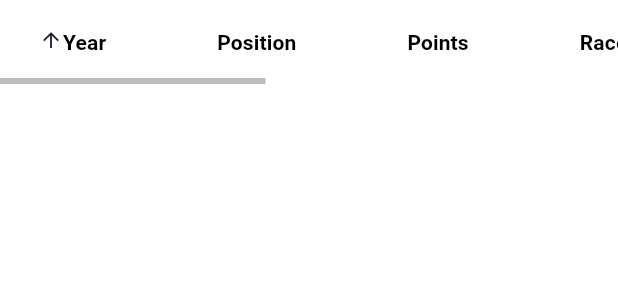
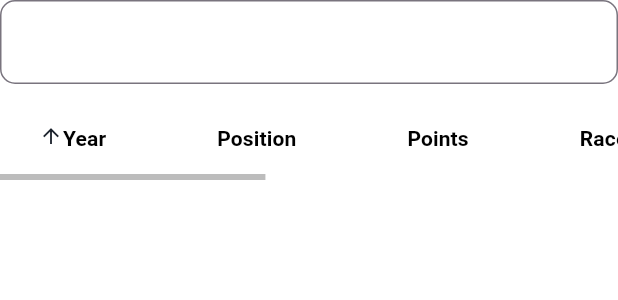
Before and after one commit to AlanMarsh99/sportsdataanalytics, a Flutter app: the DriverSeasonsTable widget shown alone on an empty page, opened directly with empty values, after a tap on "Year", on a phone screen of 412 x 824 dp. Shown: the top 300 px of the screen. Run offline on Flutter 3.47's test engine with Material 3 defaults, Android fonts, the phone set to English and light mode, and no system bars; our stand-ins replace carousel_slider, cloud_firestore, confetti, csv, dash_chat_2, firebase_auth and 6 more; missing offline and left inert: dart:html; accounts and stored records are empty; network calls fail; Roboto replaces fonts that are missing (Poppins).

Commit message:
Filtering for drivers screen table

```diff
--- a/frontend/lib/ui/widgets/tables/driver_seasons_table.dart
+++ b/frontend/lib/ui/widgets/tables/driver_seasons_table.dart
@@ -19,6 +19,8 @@ class _DriverSeasonsTableState extends State<DriverSeasonsTable> {
 
   // Mutable list to hold and sort the season results
   late List<Map<String, dynamic>> _seasonResults;
+  List<Map<String, dynamic>> filteredResultsList = [];
+  String filter = '';
 
   @override
   void initState() {
@@ -26,6 +28,25 @@ class _DriverSeasonsTableState extends State<DriverSeasonsTable> {
     // Initialize the mutable list from widget data
     _seasonResults = List<Map<String, dynamic>>.from(
         widget.data['season_results'] as List<dynamic>);
+    filteredResultsList = List.from(_seasonResults);
+  }
+
+  void updateFilter(String value) {
+    filter = value;
+    setState(() {
+      filteredResultsList = _seasonResults.where((result) {
+        final matchesYear = result['year']
+            .toString()
+            .toLowerCase()
+            .contains(filter.toLowerCase());
+        final matchesPosition = result['position'].toString() == filter;
+        final matchesTeam = result['team']
+            .toString()
+            .toLowerCase()
+            .contains(filter.toLowerCase());
+        return matchesYear || matchesPosition || matchesTeam;
+      }).toList();
+    });
   }
 
   @override
@@ -43,52 +64,60 @@ class _DriverSeasonsTableState extends State<DriverSeasonsTable> {
 
       switch (columnIndex) {
         case 0: // Year
-          _seasonResults.sort((a, b) {
+          filteredResultsList.sort((a, b) {
             int yearA = int.tryParse(a['year'].toString()) ?? 0;
             int yearB = int.tryParse(b['year'].toString()) ?? 0;
             return ascending ? yearA.compareTo(yearB) : yearB.compareTo(yearA);
           });
           break;
         case 1: // Position
-          _seasonResults.sort((a, b) {
+          filteredResultsList.sort((a, b) {
             int posA = int.tryParse(a['position'].toString()) ?? 0;
             int posB = int.tryParse(b['position'].toString()) ?? 0;
             return ascending ? posA.compareTo(posB) : posB.compareTo(posA);
           });
           break;
         case 2: // Points
-          _seasonResults.sort((a, b) {
+          filteredResultsList.sort((a, b) {
             double pointsA = double.tryParse(a['points'].toString()) ?? 0.0;
             double pointsB = double.tryParse(b['points'].toString()) ?? 0.0;
-            return ascending ? pointsA.compareTo(pointsB) : pointsB.compareTo(pointsA);
+            return ascending
+                ? pointsA.compareTo(pointsB)
+                : pointsB.compareTo(pointsA);
           });
           break;
         case 3: // Races
-          _seasonResults.sort((a, b) {
+          filteredResultsList.sort((a, b) {
             int racesA = int.tryParse(a['num_races'].toString()) ?? 0;
             int racesB = int.tryParse(b['num_races'].toString()) ?? 0;
-            return ascending ? racesA.compareTo(racesB) : racesB.compareTo(racesA);
+            return ascending
+                ? racesA.compareTo(racesB)
+                : racesB.compareTo(racesA);
           });
           break;
         case 4: // Wins
-          _seasonResults.sort((a, b) {
+          filteredResultsList.sort((a, b) {
             int winsA = int.tryParse(a['wins'].toString()) ?? 0;
             int winsB = int.tryParse(b['wins'].toString()) ?? 0;
             return ascending ? winsA.compareTo(winsB) : winsB.compareTo(winsA);
           });
           break;
         case 5: // Podiums
-          _seasonResults.sort((a, b) {
+          filteredResultsList.sort((a, b) {
             int podiumsA = int.tryParse(a['podiums'].toString()) ?? 0;
             int podiumsB = int.tryParse(b['podiums'].toString()) ?? 0;
-            return ascending ? podiumsA.compareTo(podiumsB) : podiumsB.compareTo(podiumsA);
+            return ascending
+                ? podiumsA.compareTo(podiumsB)
+                : podiumsB.compareTo(podiumsA);
           });
           break;
         case 6: // Pole positions
-          _seasonResults.sort((a, b) {
+          filteredResultsList.sort((a, b) {
             int polesA = int.tryParse(a['pole_positions'].toString()) ?? 0;
             int polesB = int.tryParse(b['pole_positions'].toString()) ?? 0;
-            return ascending ? polesA.compareTo(polesB) : polesB.compareTo(polesA);
+            return ascending
+                ? polesA.compareTo(polesB)
+                : polesB.compareTo(polesA);
           });
           break;
         // No sorting for Team(s) column
@@ -98,7 +127,30 @@ class _DriverSeasonsTableState extends State<DriverSeasonsTable> {
 
   @override
   Widget build(BuildContext context) {
-    return Scrollbar(
+    return Column(
+      children: [
+        Padding(
+          padding: const EdgeInsets.only(bottom: 8.0),
+          child: TextField(
+            cursorColor: Colors.white,
+            decoration: InputDecoration(
+              hintText: 'Enter a year, a position or a team',
+              hintStyle: TextStyle(color: Colors.white70),
+              labelText: 'Filter results',
+              labelStyle: const TextStyle(color: Colors.white),
+              border: OutlineInputBorder(
+                borderRadius: BorderRadius.circular(10.0),
+                borderSide: const BorderSide(color: Colors.white),
+              ),
+              prefixIcon: const Icon(
+                Icons.search,
+                color: Colors.white,
+              ),
+            ),
+            onChanged: updateFilter,
+          ),
+        ),
+        Scrollbar(
           controller: _verticalController,
           thumbVisibility: true,
           child: SingleChildScrollView(
@@ -204,7 +256,7 @@ class _DriverSeasonsTableState extends State<DriverSeasonsTable> {
                         ),
                       ),
                     ],
-                rows: _seasonResults.map((seasonResult) {
+                    rows: filteredResultsList.map((seasonResult) {
                       return DataRow(cells: [
                         DataCell(
                           Text(
@@ -258,6 +310,8 @@ class _DriverSeasonsTableState extends State<DriverSeasonsTable> {
               ),
             ),
           ),
+        ),
+      ],
     );
   }
 
```
Lines whose indentation alone changed are shown as unchanged.
